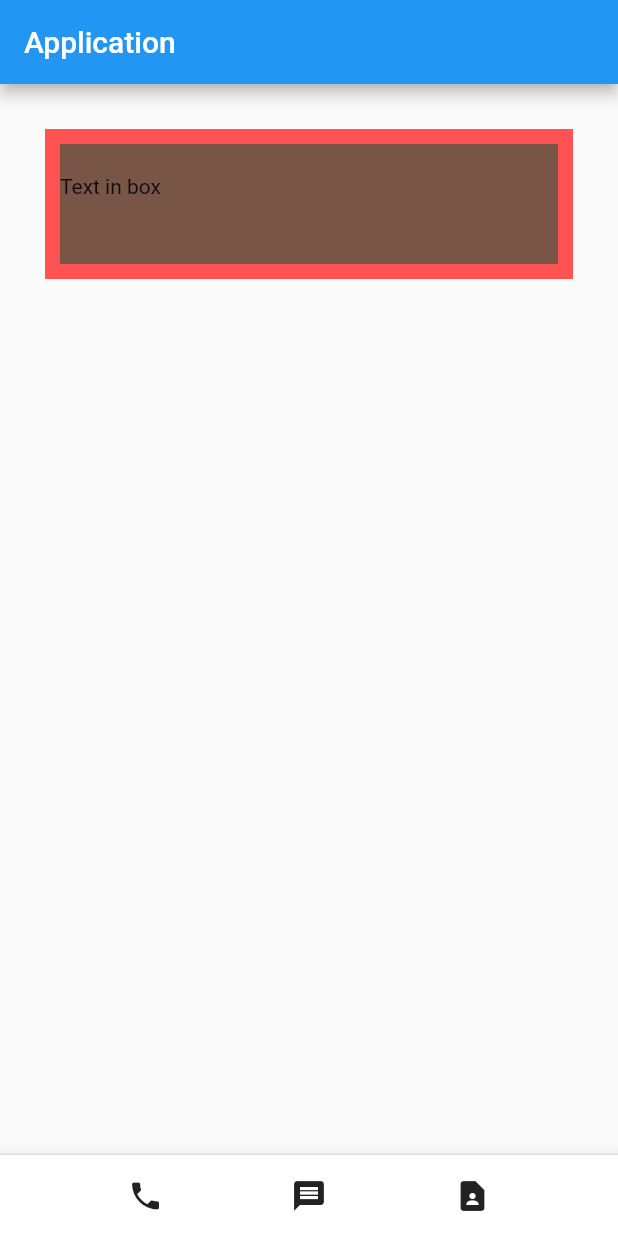
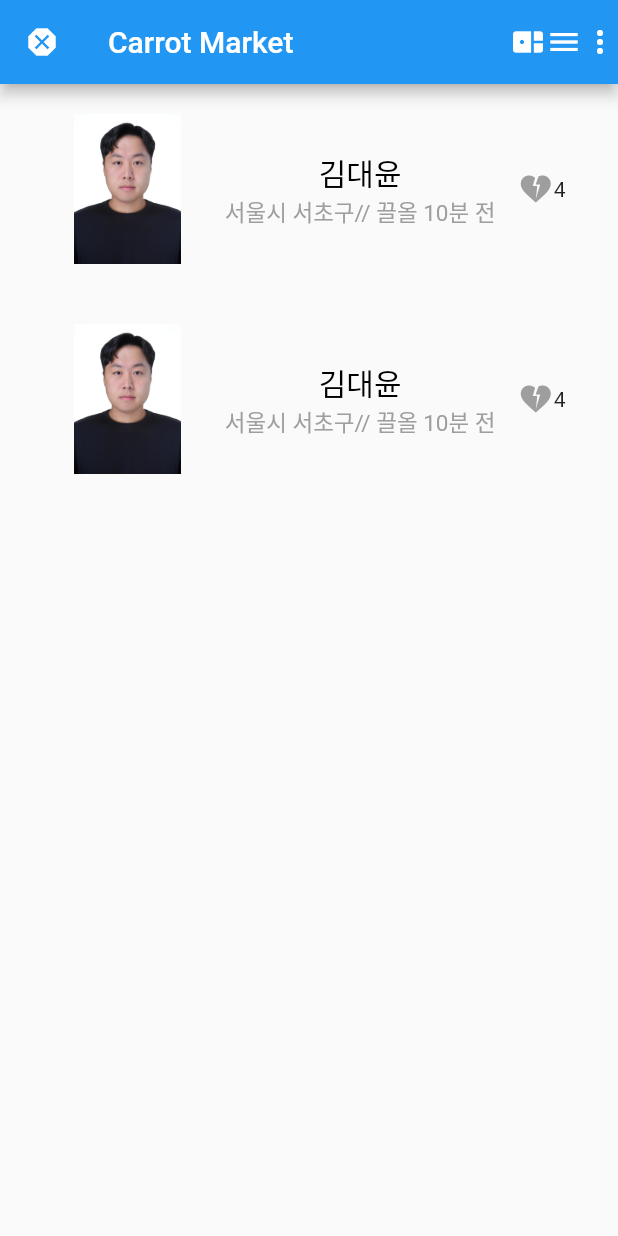
Before and after one commit to apeachicetea/contact, a Flutter app: the screen it shows after launch, on a phone screen of 412 x 824 dp. Run offline on Flutter 3.47's test engine with Material 2 defaults, Android fonts, the phone set to English and light mode, and no system bars.

Commit message:
Edit layout

```diff
--- a/lib/main.dart
+++ b/lib/main.dart
@@ -10,41 +10,104 @@ class MyApp extends StatelessWidget {
   @override
   Widget build(BuildContext context) {
     return MaterialApp(
-        // 내 자식 위젯의 기준점을 중앙으로 설정해주는 Center()
       home: Scaffold(
           appBar: AppBar(
-        title: Text('Application'),
+            leading: Icon(Icons.dangerous),
+            title: Text('Carrot Market'),
+            actions: [
+              Icon(Icons.bento),
+              Icon(Icons.menu),
+              Icon(Icons.more_vert)
+            ],
           ),
-      body: Align(
-        alignment: Alignment.topRight,
-        child: Container(
-          width: double.infinity,
-          height: 100,
-          margin: EdgeInsets.all(30),
-          padding: EdgeInsets.fromLTRB(0, 20, 0, 20),
-          decoration: BoxDecoration(
-            color: Colors.brown,
-            border: Border.all(width: 10,color: Colors.redAccent)
-          ),
-          child: Text('Text in box'),
-        ),
-      ),
-      bottomNavigationBar: BottomAppBar(
-          child: Container(
-        width: double.infinity,
-        height: 55,
-        decoration: BoxDecoration(
-            border:
-                Border(top: BorderSide(color: Theme.of(context).dividerColor))),
+          body: Column(
+            children: [
+              Container(
+                margin: EdgeInsets.all(20),
                 child: Row(
                   mainAxisAlignment: MainAxisAlignment.spaceEvenly,
                   children: [
-            Icon(Icons.phone),
-            Icon(Icons.message),
-            Icon(Icons.contact_page),
+                    Container(
+                        width: 100,
+                        height: 100,
+                        child: Image.asset('assets/daeyoon.jpg')),
+                    Column(children: [
+                      Text(
+                        '김대윤',
+                        style: TextStyle(
+                            fontSize: 20,
+                            fontWeight: FontWeight.w500,
+                            color: Colors.black),
+                      ),
+                      Row(
+                        children: [
+                          Text(
+                            '서울시 서초구',
+                            style: TextStyle(fontSize: 15, color: Colors.grey),
+                          ),
+                          Text(
+                            '// 끌올 10분 전',
+                            style: TextStyle(fontSize: 15, color: Colors.grey),
+                          ),
+                        ],
+                      )
+                    ]),
+                    Row(
+                      children: [
+                        Icon(
+                          Icons.heart_broken,
+                          color: Colors.grey,
+                        ),
+                        Text('4')
+                      ],
+                    )
                   ],
                 ),
+              ),
+              Container(
+                margin: EdgeInsets.all(20),
+                child: Row(
+                  mainAxisAlignment: MainAxisAlignment.spaceEvenly,
+                  children: [
+                    Container(
+                        width: 100,
+                        height: 100,
+                        child: Image.asset('assets/daeyoon.jpg')),
+                    Column(children: [
+                      Text(
+                        '김대윤',
+                        style: TextStyle(
+                            fontSize: 20,
+                            fontWeight: FontWeight.w500,
+                            color: Colors.black),
+                      ),
+                      Row(
+                        children: [
+                          Text(
+                            '서울시 서초구',
+                            style: TextStyle(fontSize: 15, color: Colors.grey),
+                          ),
+                          Text(
+                            '// 끌올 10분 전',
+                            style: TextStyle(fontSize: 15, color: Colors.grey),
+                          ),
+                        ],
+                      )
+                    ]),
+                    Row(
+                      children: [
+                        Icon(
+                          Icons.heart_broken,
+                          color: Colors.grey,
+                        ),
+                        Text('4')
+                      ],
+                    )
+                  ],
+                ),
+              ),
+            ],
           )),
-    ));
+    );
   }
 }
```
Lines whose indentation alone changed are shown as unchanged.
